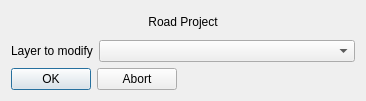
Before: the Qt Designer form dialog.ui in gospodarka-przestrzenna/road_project, drawn with Qt 5.
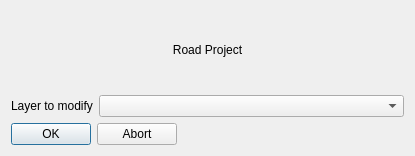
After: the same form once the commit is applied.

Patch:
```diff
--- a/dialog.ui
+++ b/dialog.ui
@@ -6,8 +6,8 @@
    <rect>
     <x>0</x>
     <y>0</y>
-    <width>366</width>
-    <height>101</height>
+    <width>415</width>
+    <height>156</height>
    </rect>
   </property>
   <property name="maximumSize">
```
